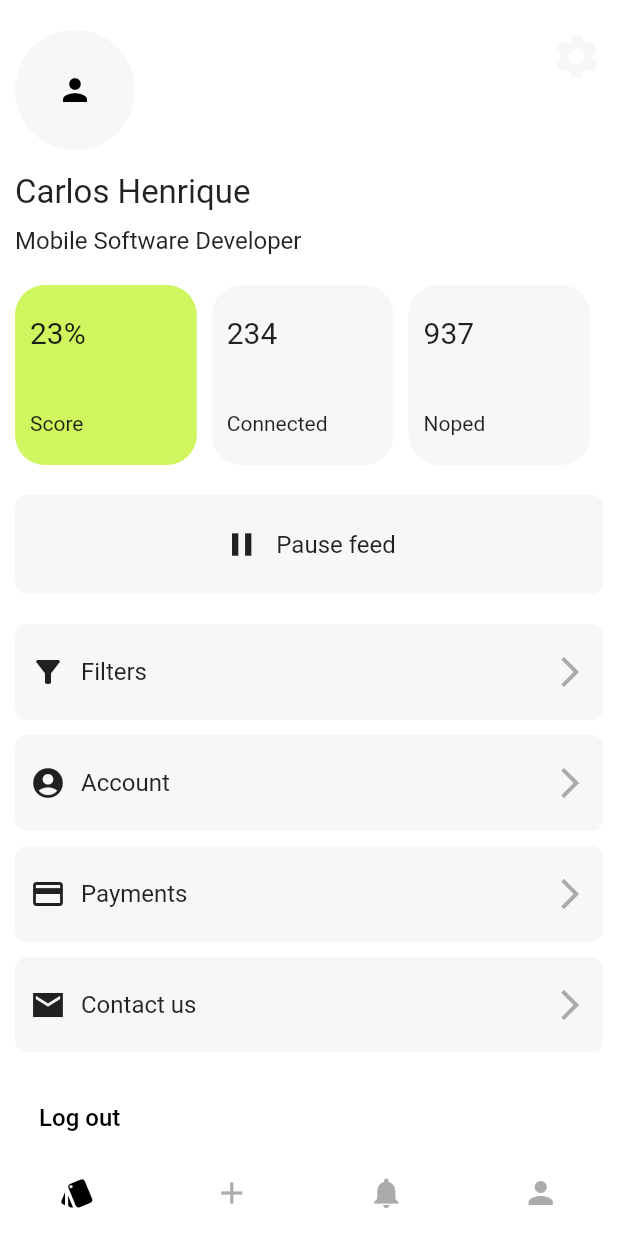
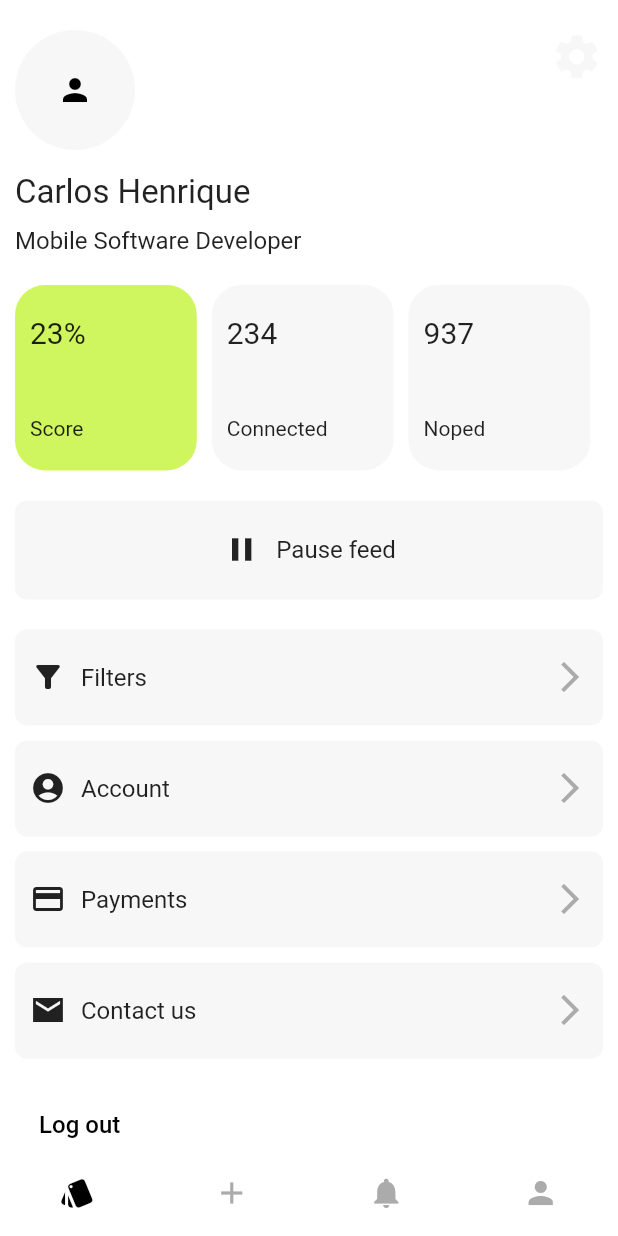
Before and after one commit to carloshenrique-dev/demo, a Flutter app: the screen it shows after launch, on a phone screen of 412 x 824 dp. Run offline on Flutter 3.47's test engine with Material 2 defaults, Android fonts, the phone set to English and light mode, and no system bars; our stand-ins replace go_router.

Commit message:
fixes to make the screen more responsive

```diff
--- a/lib/modules/user/profile/profile_page.dart
+++ b/lib/modules/user/profile/profile_page.dart
@@ -74,8 +74,7 @@ class _ProfilePageState extends State<ProfilePage> {
                 ),
                 const DefaultSpace(),
                 SizedBox(
-                  width: MediaQuery.of(context).size.width,
-                  height: 120,
+                  height: MediaQuery.of(context).size.height * 0.15,
                   child: ListView.separated(
                     scrollDirection: Axis.horizontal,
                     shrinkWrap: true,
@@ -101,9 +100,7 @@ class _ProfilePageState extends State<ProfilePage> {
                 const DefaultSpace(),
                 const PauseFeedCard(),
                 const DefaultSpace(),
-                SizedBox(
-                  height: 285,
-                  child: ListView.separated(
+                ListView.separated(
                   shrinkWrap: true,
                   physics: const NeverScrollableScrollPhysics(),
                   itemCount: ProfilePage.menuItems.length,
@@ -113,7 +110,6 @@ class _ProfilePageState extends State<ProfilePage> {
                   ),
                   separatorBuilder: (context, index) => const SizedBox(
                     height: 10,
-                    ),
                   ),
                 ),
                 const DefaultSpace(),
```
Lines whose indentation alone changed are shown as unchanged.
